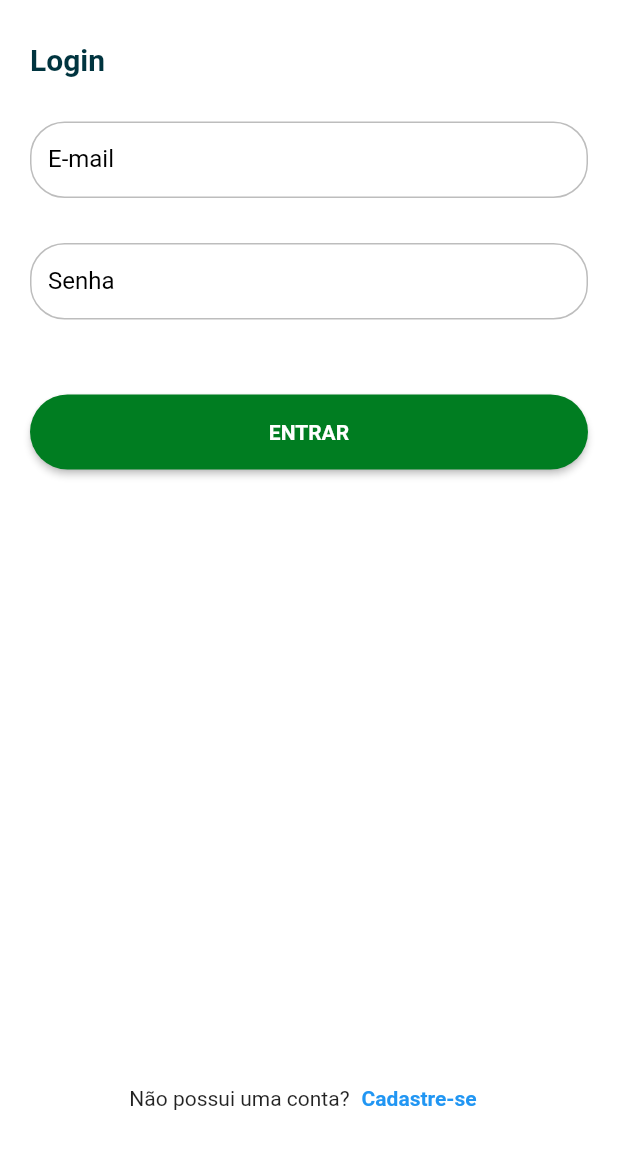
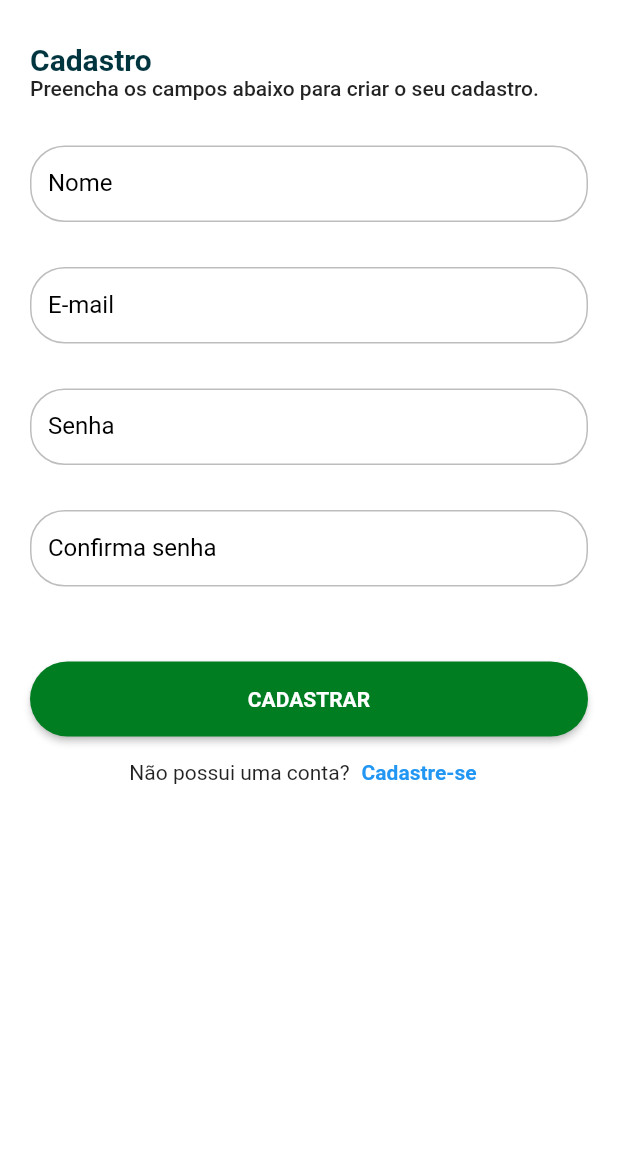
Before and after one commit to andersondantas81/meudelivery, a Flutter app: the LoginPage screen opened by its route, after a tap on "Cadastre-se", on a phone screen of 412 x 824 dp, the part 72-1236 px from its top. Run offline on Flutter 3.47's test engine with Material 2 defaults, Android fonts, the phone set to English and light mode, and no system bars; our stand-ins replace get; Roboto replaces fonts that are missing (mplus1).

Commit message:
Criação das telas de login e register

```diff
--- a/mobile/lib/app/modules/auth/login/login_page.dart
+++ b/mobile/lib/app/modules/auth/login/login_page.dart
@@ -4,6 +4,7 @@ import 'package:meu_delivery/app/core/ui/meu_delivery_ui.dart';
 import 'package:meu_delivery/app/core/ui/widgets/delivery_appbar.dart';
 import 'package:meu_delivery/app/core/ui/widgets/delivery_button.dart';
 import 'package:meu_delivery/app/core/ui/widgets/delivery_textformfield.dart';
+import 'package:get/get.dart';
 
 class LoginPage extends StatelessWidget {
   const LoginPage({Key? key}) : super(key: key);
@@ -53,7 +54,9 @@ class LoginPage extends StatelessWidget {
                           children: [
                             const Text('Não possui uma conta?'),
                             TextButton(
-                                onPressed: () {},
+                                onPressed: () {
+                                  Get.toNamed('/auth/register');
+                                },
                                 child: const Text(
                                   'Cadastre-se',
                                   style: MeuDeliveryUI.textBold,
--- /dev/null
+++ b/mobile/lib/app/modules/auth/register/register_page.dart
@@ -0,0 +1,80 @@
+import 'package:flutter/material.dart';
+import 'package:meu_delivery/app/core/ui/meu_delivery_ui.dart';
+import 'package:meu_delivery/app/core/ui/widgets/delivery_appbar.dart';
+import 'package:get/get.dart';
+import 'package:meu_delivery/app/core/ui/widgets/delivery_button.dart';
+import 'package:meu_delivery/app/core/ui/widgets/delivery_textformfield.dart';
+
+class RegisterPage extends StatelessWidget {
+  const RegisterPage({Key? key}) : super(key: key);
+
+  @override
+  Widget build(BuildContext context) {
+    return Scaffold(
+      appBar: DeliveryAppbar(elevation: 0),
+      backgroundColor: Colors.white,
+      body: SingleChildScrollView(
+        child: IntrinsicHeight(
+          child: Padding(
+            padding: const EdgeInsets.all(20.0),
+            child: Form(
+              child: Column(
+                crossAxisAlignment: CrossAxisAlignment.start,
+                children: [
+                  Text(
+                    'Cadastro',
+                    style: context.textTheme.headline6?.copyWith(
+                        fontWeight: FontWeight.bold,
+                        color: context.theme.primaryColorDark),
+                  ),
+                  Text(
+                    'Preencha os campos abaixo para criar o seu cadastro.',
+                    style: context.textTheme.bodyText1,
+                  ),
+                  const SizedBox(
+                    height: 30,
+                  ),
+                  DeliveryTextformfield(label: 'Nome'),
+                  const SizedBox(
+                    height: 30,
+                  ),
+                  DeliveryTextformfield(label: 'E-mail'),
+                  const SizedBox(
+                    height: 30,
+                  ),
+                  DeliveryTextformfield(label: 'Senha'),
+                  const SizedBox(
+                    height: 30,
+                  ),
+                  DeliveryTextformfield(label: 'Confirma senha'),
+                  const SizedBox(
+                    height: 50,
+                  ),
+                  Center(
+                    child: DeliveryButton(
+                        width: double.infinity,
+                        onPressed: () {},
+                        label: 'CADASTRAR'),
+                  ),
+                  const Spacer(),
+                  Row(
+                    mainAxisAlignment: MainAxisAlignment.center,
+                    children: [
+                      const Text('Não possui uma conta?'),
+                      TextButton(
+                          onPressed: () {},
+                          child: const Text(
+                            'Cadastre-se',
+                            style: MeuDeliveryUI.textBold,
+                          ))
+                    ],
+                  ),
+                ],
+              ),
+            ),
+          ),
+        ),
+      ),
+    );
+  }
+}
--- a/mobile/lib/app/routes/auth_routers.dart
+++ b/mobile/lib/app/routes/auth_routers.dart
@@ -1,5 +1,6 @@
 import 'package:get/get.dart';
 import 'package:meu_delivery/app/modules/auth/login/login_page.dart';
+import 'package:meu_delivery/app/modules/auth/register/register_page.dart';
 
 class AuthRouters {
   AuthRouters._();
@@ -8,6 +9,10 @@ class AuthRouters {
     GetPage(
       name: '/auth/login',
       page: () => const LoginPage(),
+    ),
+    GetPage(
+      name: '/auth/register',
+      page: () => const RegisterPage(),
     )
   ];
 }
```
